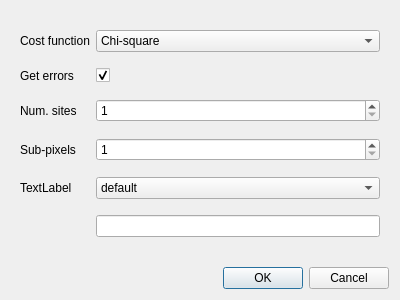
The window that qt_designer/fitconfig_dialog.ui (edbosne/pyfdd) describes before a commit, drawn with Qt 5.
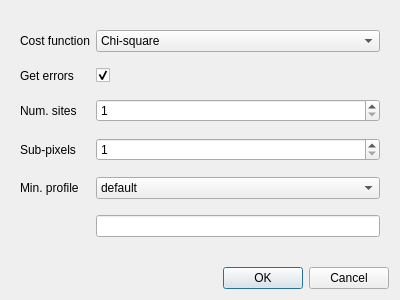
The same window after the commit.

```diff
--- a/qt_designer/fitconfig_dialog.ui
+++ b/qt_designer/fitconfig_dialog.ui
@@ -47,7 +47,7 @@
       <item row="4" column="0">
        <widget class="QLabel" name="label_5">
         <property name="text">
-         <string>TextLabel</string>
+         <string>Min. profile</string>
         </property>
        </widget>
       </item>
```
Left out of the diff: 20 changed lines with no effect on the pictures.
